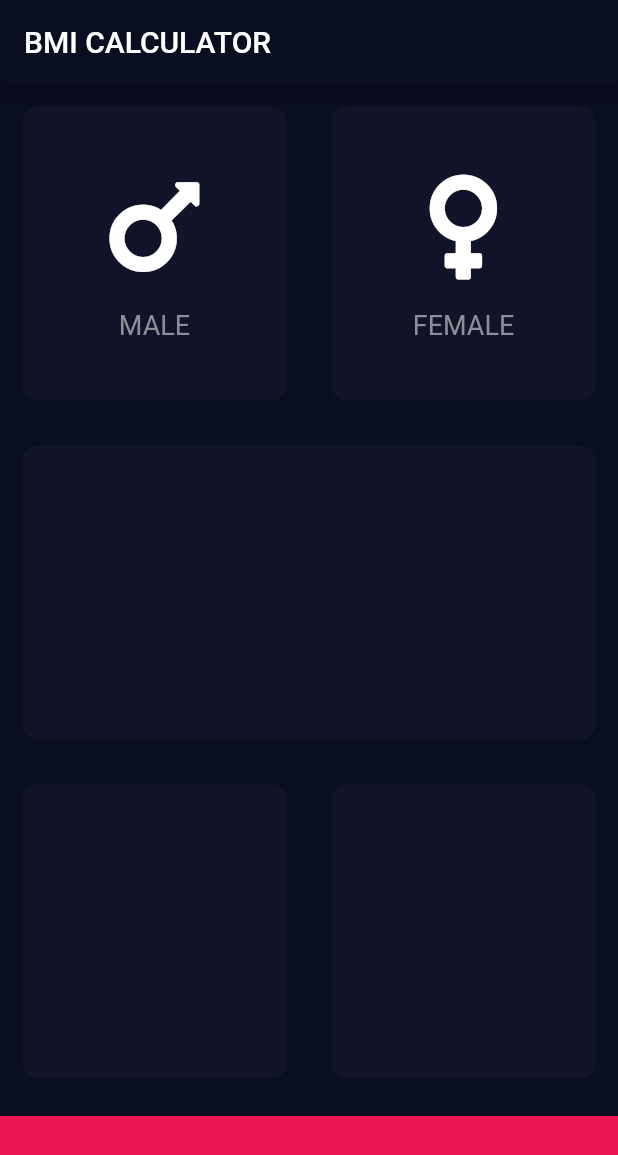
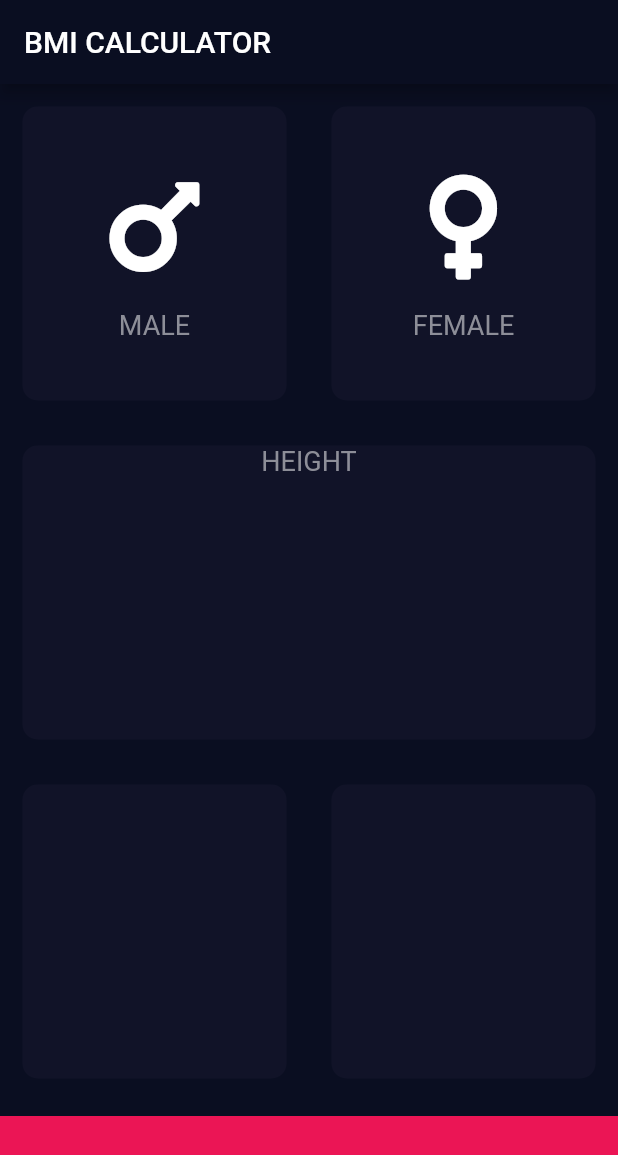
Before and after one commit to bmdesai0309/bmi-calculator, a Flutter app: the screen it shows after launch, on a phone screen of 412 x 824 dp. Shown: the top 1155 px of the screen. Run offline on Flutter 3.47's test engine with Material 2 defaults, Android fonts, the phone set to English and light mode, and no system bars; our stand-ins replace font_awesome_flutter.

Commit message:
Create contants.dart file for storing all the const variables and move to the next container.

```diff
--- /dev/null
+++ b/lib/constants.dart
@@ -0,0 +1,11 @@
+import 'package:flutter/material.dart';
+
+const kBottomContainerHeight = 80.0;
+const kActiveCardColor = Color(0xFF1D1E33);
+const kInactiveCardColor = Color(0xFF111328);
+const kBottomContainerColor = Color(0xFFEB1555);
+
+const kLabelTextStyle = TextStyle(
+  fontSize: 18.0,
+  color: Color(0xFF8D8E98),
+);
--- a/lib/icon_content.dart
+++ b/lib/icon_content.dart
@@ -1,9 +1,5 @@
 import 'package:flutter/material.dart';
-
-const labelTextStyle = TextStyle(
-  fontSize: 18.0,
-  color: Color(0xFF8D8E98),
-);
+import 'constants.dart';
 
 class IconContent extends StatelessWidget {
   final IconData icon;
@@ -22,7 +18,7 @@ class IconContent extends StatelessWidget {
         ),
         Text(
           title,
-          style: labelTextStyle
+          style: kLabelTextStyle
         )
       ],
     );
--- a/lib/input_page.dart
+++ b/lib/input_page.dart
@@ -2,11 +2,9 @@ import 'package:flutter/material.dart';
 import 'package:font_awesome_flutter/font_awesome_flutter.dart';
 import 'icon_content.dart';
 import 'reusable_card.dart';
+import 'constants.dart';
 
-const bottomContainerHeight = 80.0;
-const activeCardColor = Color(0xFF1D1E33);
-const inactiveCardColor = Color(0xFF111328);
-const bottomContainerColor = Color(0xFFEB1555);
+
 
 enum Gender {
   male,
@@ -29,13 +27,14 @@ class _InputPageState extends State<InputPage> {
           title: Text('BMI CALCULATOR'),
         ),
         body: Column(
+          crossAxisAlignment: CrossAxisAlignment.stretch,
           children: [
             Expanded(
                 child: Row(
               children: [
                 Expanded(
                   child: ReusebleCard(
-                    color: selectedGender == Gender.male ? activeCardColor : inactiveCardColor,
+                    color: selectedGender == Gender.male ? kActiveCardColor : kInactiveCardColor,
                     cardChild: IconContent(
                       icon: FontAwesomeIcons.mars,
                       title: 'MALE',
@@ -49,7 +48,7 @@ class _InputPageState extends State<InputPage> {
                 ),
                 Expanded(
                   child: ReusebleCard(
-                    color: selectedGender == Gender.female ? activeCardColor : inactiveCardColor,
+                    color: selectedGender == Gender.female ? kActiveCardColor : kInactiveCardColor,
                     cardChild: IconContent(
                       icon: FontAwesomeIcons.venus,
                       title: 'FEMALE',
@@ -65,7 +64,12 @@ class _InputPageState extends State<InputPage> {
             )),
             Expanded(
               child: ReusebleCard(
-                color: inactiveCardColor,
+                color: kInactiveCardColor,
+                cardChild: Column(
+                  children: [
+                    Text('HEIGHT', style: kLabelTextStyle,),
+                  ],
+                ),
               ),
             ),
             Expanded(
@@ -73,21 +77,21 @@ class _InputPageState extends State<InputPage> {
               children: [
                 Expanded(
                   child: ReusebleCard(
-                    color: inactiveCardColor,
+                    color: kInactiveCardColor,
                   ),
                 ),
                 Expanded(
                   child: ReusebleCard(
-                    color: inactiveCardColor,
+                    color: kInactiveCardColor,
                   ),
                 ),
               ],
             )),
             Container(
-              color: bottomContainerColor,
+              color: kBottomContainerColor,
               margin: EdgeInsets.only(top: 10.0),
               width: double.infinity,
-              height: bottomContainerHeight,
+              height: kBottomContainerHeight,
             )
           ],
         ));
```
